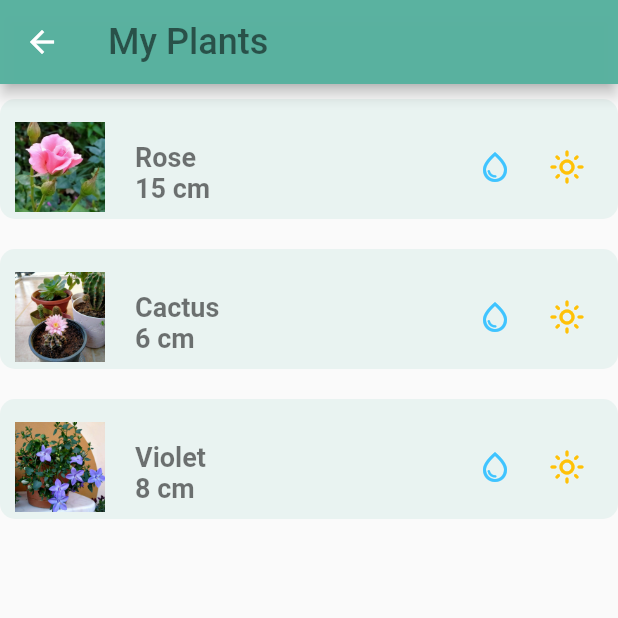
After one commit to CansuG/FlutterPlantApplication, a Flutter app: the MyPlantsListScreen screen opened directly, on a phone screen of 412 x 824 dp, the top half of it. The commit adds this screen. Run offline on Flutter 3.47's test engine with Material 2 defaults, Android fonts, the phone set to English and light mode, and no system bars; our stand-ins replace animated_bottom_navigation_bar, page_transition.

Commit message:
my plants page added

```diff
--- /dev/null
+++ b/lib/components/my_plant_widget.dart
@@ -0,0 +1,231 @@
+import 'package:flutter/material.dart';
+import '../constants.dart';
+import '../models/my_plants.dart';
+
+class MyPlantWidget extends StatefulWidget {
+  final int index;
+  final List<MyPlant> plantList;
+
+  const MyPlantWidget({
+    Key? key,
+    required this.index,
+    required this.plantList,
+  }) : super(key: key);
+
+  @override
+  State<MyPlantWidget> createState() => _MyPlantWidgetState();
+}
+
+class _MyPlantWidgetState extends State<MyPlantWidget> {
+  bool _isWatered = false;
+  bool _hasSunlight = false;
+
+  @override
+  Widget build(BuildContext context) {
+    Size size = MediaQuery.of(context).size;
+
+    return Container(
+      decoration: BoxDecoration(
+        color: Constants.primaryColor.withOpacity(.1),
+        borderRadius: BorderRadius.circular(10),
+      ),
+      height: 80.0,
+      padding: const EdgeInsets.only(left: 10, top: 10),
+      margin: const EdgeInsets.only(bottom: 10, top: 10),
+      width: size.width,
+      child: Row(
+        mainAxisAlignment: MainAxisAlignment.spaceBetween,
+        crossAxisAlignment: CrossAxisAlignment.center,
+        children: [
+          Stack(
+            clipBehavior: Clip.none,
+            children: [
+              Container(
+                width: 60.0,
+                height: 60.0,
+                decoration: BoxDecoration(
+                  image: DecorationImage(
+                    image: AssetImage(widget.plantList[widget.index].imageURL),
+                    fit: BoxFit.cover,
+                  ),
+                ),
+              ),
+              Positioned(
+                bottom: 5,
+                left: 80,
+                child: Column(
+                  crossAxisAlignment: CrossAxisAlignment.start,
+                  children: [
+                    Text(
+                      widget.plantList[widget.index].plantName,
+                      style: TextStyle(
+                        fontWeight: FontWeight.bold,
+                        fontSize: 18,
+                        color: Constants.blackColor,
+                      ),
+                    ),
+                    Text(
+                      widget.plantList[widget.index].size,
+                      style: TextStyle(
+                        fontWeight: FontWeight.bold,
+                        fontSize: 18,
+                        color: Constants.blackColor,
+                      ),
+                    ),
+                  ],
+                ),
+              ),
+            ],
+          ),
+          Container(
+            padding: const EdgeInsets.only(right: 10),
+            child: Row(
+              mainAxisAlignment: MainAxisAlignment.start,
+              children: [
+                IconButton(
+                  onPressed: () {
+                    setState(() {
+                      _isWatered = !_isWatered;
+                    });
+                  },
+                  icon: Icon(_isWatered
+                      ? Icons.water_drop_rounded
+                      : Icons.water_drop_outlined),
+                  color: Colors.lightBlueAccent,
+                ),
+                IconButton(
+                  onPressed: () {
+                    setState(() {
+                      _hasSunlight = !_hasSunlight;
+                    });
+                  },
+                  icon: Icon(_hasSunlight
+                      ? Icons.light_mode
+                      : Icons.light_mode_outlined),
+                  color: Colors.amber,
+                ),
+              ],
+            ),
+          )
+        ],
+      ),
+    );
+  }
+}
+
+/*
+class MyPlantWidget extends StatelessWidget {
+  const MyPlantWidget({
+    Key? key,
+    required this.index,
+    required this.plantList,
+  }) : super(key: key);
+
+  final int index;
+  final List<MyPlant> plantList;
+
+  bool toggleIsWatered(bool isWatered) {
+    return !isWatered;
+  }
+
+  bool toggleHaveSunlight(bool haveSunlight) {
+    return !haveSunlight;
+  }
+
+  @override
+  Widget build(BuildContext context) {
+    Size size = MediaQuery.of(context).size;
+
+    return Container(
+      decoration: BoxDecoration(
+        color: Constants.primaryColor.withOpacity(.1),
+        borderRadius: BorderRadius.circular(10),
+      ),
+      height: 80.0,
+      padding: const EdgeInsets.only(left: 10, top: 10),
+      margin: const EdgeInsets.only(bottom: 10, top: 10),
+      width: size.width,
+      child: Row(
+        mainAxisAlignment: MainAxisAlignment.spaceBetween,
+        crossAxisAlignment: CrossAxisAlignment.center,
+        children: [
+          Stack(
+            clipBehavior: Clip.none,
+            children: [
+              Container(
+                width: 60.0,
+                height: 60.0,
+                decoration: BoxDecoration(
+                  image: DecorationImage(
+                    image: AssetImage(plantList[index].imageURL),
+                    fit: BoxFit.cover,
+                  ),
+                ),
+              ),
+              Positioned(
+                bottom: 5,
+                left: 80,
+                child: Column(
+                  crossAxisAlignment: CrossAxisAlignment.start,
+                  children: [
+                    Text(plantList[index].plantName),
+                    Text(
+                      plantList[index].size,
+                      style: TextStyle(
+                        fontWeight: FontWeight.bold,
+                        fontSize: 18,
+                        color: Constants.blackColor,
+                      ),
+                    ),
+                  ],
+                ),
+              ),
+            ],
+          ),
+          Container(
+            padding: const EdgeInsets.only(right: 10),
+            child: Row(
+              mainAxisAlignment: MainAxisAlignment.start,
+              children: [
+                IconButton(
+                  icon: Icon(plantList[index].isWatered
+                      ? Icons.water_drop_rounded
+                      : Icons.water_drop),
+                  iconSize: 30,
+                  onPressed: () {
+                    bool isWatered =
+                    toggleIsWatered(plantList[index].isWatered);
+
+                    plantList[index].isWatered= isWatered;
+                  },
+                ),
+                IconButton(
+                  onPressed: () {
+                    bool isWatered =
+                        toggleIsWatered(plantList[index].isWatered);
+
+                    plantList[index].isWatered= isWatered;
+                  },
+                  icon: Icon(plantList[index].isWatered == true
+                      ? Icons.water_drop_rounded
+                      : Icons.water_drop_outlined),
+                ),
+                IconButton(
+                  onPressed: () {
+                    bool haveSunLight =
+                    toggleIsWatered(plantList[index].haveSunlight);
+
+                    plantList[index].haveSunlight= haveSunLight;
+                  },
+                  icon: Icon(plantList[index].haveSunlight == true
+                      ? Icons.light_mode
+                      : Icons.light_mode_outlined),
+                ),
+              ],
+            ),
+          )
+        ],
+      ),
+    );
+  }
+}*/
--- a/lib/models/my_plants.dart
+++ b/lib/models/my_plants.dart
@@ -1,34 +1,20 @@
 class MyPlant {
   final String plantId;
-  final String? size;
+  final String imageURL;
+  final String size;
   final String plantName;
-  final String? myPlantName;
-  final String? description;
-  final bool isWatered;
 
   MyPlant({
     required this.plantId,
+    required this.imageURL,
     required this.plantName,
-    this.myPlantName,
-    this.size,
-    this.description,
-    this.isWatered = false,
+    required this.size,
   });
 
-  MyPlant copyWith({
-    String? plantId,
-    String? size,
-    String? plantName,
-    String? myPlantName,
-    String? description,
-    bool? isWatered,
-  }) {
-    return MyPlant(
-        plantId: plantId ?? this.plantId,
-        size: size ?? this.size,
-        plantName: plantName ?? this.plantName,
-        myPlantName: myPlantName ?? this.myPlantName,
-        description: description ?? this.description,
-        isWatered: isWatered?? this.isWatered);
-  }
+  static List<MyPlant> myPlantList = [
+    MyPlant(plantId: '0', imageURL: 'assets/images/rose.jpeg', plantName: 'Rose', size: '15 cm'),
+    MyPlant(plantId: '1', imageURL: 'assets/images/cactus.jpeg', plantName: 'Cactus',size: '6 cm'),
+    MyPlant(plantId: '2', imageURL: 'assets/images/violet.jpeg', plantName: 'Violet',size: '8 cm'),
+  ];
+
 }
--- /dev/null
+++ b/lib/screens/my_plants_list_screen.dart
@@ -0,0 +1,45 @@
+import 'package:flutter/src/widgets/container.dart';
+import 'package:flutter/src/widgets/framework.dart';
+
+import 'package:flutter/material.dart';
+import 'package:plant_app/models/cart_model.dart';
+import 'package:provider/provider.dart';
+
+import '../components/my_plant_widget.dart';
+import '../components/plant_widget.dart';
+import '../constants.dart';
+import '../models/my_plants.dart';
+import '../models/plants.dart';
+
+class MyPlantsListScreen extends StatelessWidget {
+  const MyPlantsListScreen({Key? key}) : super(key: key);
+
+  @override
+  Widget build(BuildContext context) {
+
+  List<MyPlant> myPlants = MyPlant.myPlantList;
+
+    return Scaffold(
+      appBar: AppBar(
+        backgroundColor: Constants.primaryColor,
+        title: Text(
+          'My Plants',
+          style: TextStyle(
+            color: Constants.blackColor,
+            fontWeight: FontWeight.w500,
+            fontSize: 24,
+          ),
+        ),
+      ),
+      body: ListView.builder(
+        itemCount: myPlants.length,
+        itemBuilder: (context, index) {
+          return MyPlantWidget(
+              index: index, plantList: myPlants);
+        },
+      ),
+    );
+
+
+  }
+}
```
Also changed, not shown: lib/screens/my_profile_screen.dart (+12 -2 lines), assets/images/cactus.jpeg (added), assets/images/rose.jpeg (added), assets/images/violet.jpeg (added), lib/components/my_plant_tile.dart (deleted), lib/screens/my_plant_item_screen.dart (deleted).
